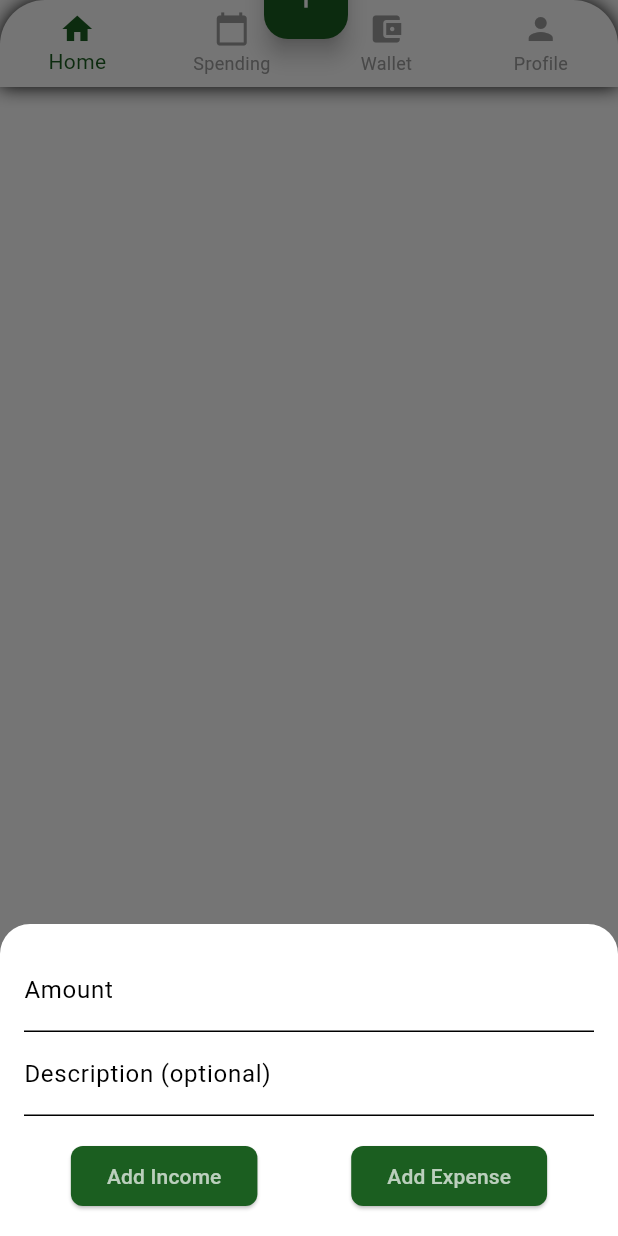
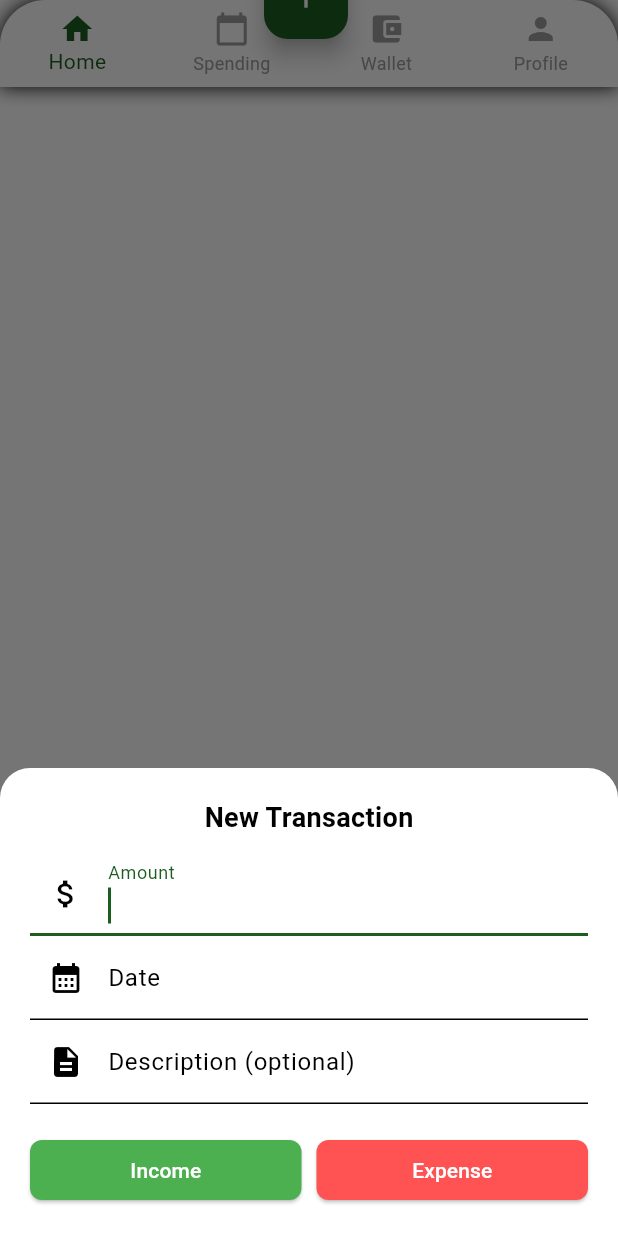
Before and after one commit to jnarvaez06/Zent, a Flutter app: the NavBar widget shown alone on an empty page, opened directly with empty values, after a tap on the "add" icon, on a phone screen of 412 x 824 dp. Run offline on Flutter 3.47's test engine with Material 3 defaults, Android fonts, the phone set to English and light mode, and no system bars; our stand-ins replace bloc, cloud_firestore, firebase_auth, firebase_core, fl_chart, flutter_bloc and 1 more; accounts and stored records are empty.

Commit message:
Ajuste autofocus del formulario de addTransaction y adicion de campo Fecha

```diff
--- a/lib/widgets/nav_bar.dart
+++ b/lib/widgets/nav_bar.dart
@@ -1,8 +1,8 @@
+import 'package:cloud_firestore/cloud_firestore.dart';
 import 'package:firebase_auth/firebase_auth.dart';
 import 'package:flutter/material.dart';
 import 'package:flutter_bloc/flutter_bloc.dart';
 import 'package:personal_finances/app_theme.dart';
-import 'package:personal_finances/blocs/auth/auth_bloc.dart';
 import 'package:personal_finances/models/income_expense_model.dart';
 import 'package:personal_finances/blocs/income_expense/income_expense_bloc.dart';
 import 'package:personal_finances/blocs/income_expense/income_expense_event.dart';
@@ -45,27 +45,15 @@ class NavBar extends StatelessWidget {
             backgroundColor: Colors.transparent,
             elevation: 0,
             items: const [
-              BottomNavigationBarItem(
-                icon: Icon(Icons.home),
-                label: 'Home',
-              ),
-              BottomNavigationBarItem(
-                icon: Icon(Icons.calendar_today),
-                label: 'Spending',
-              ),
-              BottomNavigationBarItem(
-                icon: Icon(Icons.account_balance_wallet),
-                label: 'Wallet',
-              ),
-              BottomNavigationBarItem(
-                icon: Icon(Icons.person),
-                label: 'Profile',
-              ),
+              BottomNavigationBarItem(icon: Icon(Icons.home), label: 'Home'),
+              BottomNavigationBarItem(icon: Icon(Icons.calendar_today), label: 'Spending'),
+              BottomNavigationBarItem(icon: Icon(Icons.account_balance_wallet), label: 'Wallet'),
+              BottomNavigationBarItem(icon: Icon(Icons.person), label: 'Profile'),
             ],
           ),
         ),
 
-        // Botón flotante en el centro
+        // Botón flotante
         Positioned(
           top: -30,
           left: MediaQuery.of(context).size.width / 2 - 30,
@@ -74,88 +62,167 @@ class NavBar extends StatelessWidget {
             onPressed: () {
               showModalBottomSheet(
                 context: context,
+                isScrollControlled: true, // Permite que el modal suba con el teclado
                 shape: const RoundedRectangleBorder(
                   borderRadius: BorderRadius.vertical(top: Radius.circular(20)),
                 ),
-                builder: (context) {
-                  final TextEditingController amountController = TextEditingController();
-                  final TextEditingController descriptionController = TextEditingController();
-
-                  return Padding(
-                    padding: const EdgeInsets.all(16.0),
-                    child: Column(
-                      mainAxisSize: MainAxisSize.min,
-                      children: [
-                        TextField(
-                          controller: amountController,
-                          keyboardType: TextInputType.number,
-                          decoration: const InputDecoration(labelText: 'Amount'),
-                        ),
-                        TextField(
-                          controller: descriptionController,
-                          decoration: const InputDecoration(labelText: 'Description (optional)'),
-                        ),
-                        const SizedBox(height: 16),
-                        Row(
-                          mainAxisAlignment: MainAxisAlignment.spaceAround,
-                          children: [
-                            ElevatedButton(
-                              onPressed: () {
-                                _addTransaction(
-                                  context,
-                                  amountController.text,
-                                  descriptionController.text,
-                                  'income',
-                                );
-                              },
-                              child: const Text('Add Income', style: TextStyle(color: Colors.white70),),
-                            ),
-                            ElevatedButton(
-                              onPressed: () {
-                                _addTransaction(
-                                  context,
-                                  amountController.text,
-                                  descriptionController.text,
-                                  'expense',
-                                );
-                              },
-                              child: const Text('Add Expense', style: TextStyle(color: Colors.white70)),
-                            ),
-                          ],
-                        ),
-                      ],
-                    ),
-                  );
-                },
+                builder: (context) => const _TransactionFormModal(),
               );
             },
-            child: const Icon(Icons.add),
+            child: const Icon(Icons.add, color: Colors.white),
           ),
         ),
       ],
     );
   }
+}
 
-  void _addTransaction(BuildContext context, String amount, String description, String type) {
+// Widget interno Stateful para manejar el formulario sin perder el foco
+class _TransactionFormModal extends StatefulWidget {
+  const _TransactionFormModal();
+
+  @override
+  State<_TransactionFormModal> createState() => _TransactionFormModalState();
+}
+
+class _TransactionFormModalState extends State<_TransactionFormModal> {
+  final TextEditingController amountController = TextEditingController();
+  final TextEditingController descriptionController = TextEditingController();
+  final TextEditingController dateController = TextEditingController();
+
+  @override
+  void dispose() {
+    amountController.dispose();
+    descriptionController.dispose();
+    dateController.dispose();
+    super.dispose();
+  }
+
+  void _addTransaction(String amount, String description, String date, String type) {
     final parsedAmount = double.tryParse(amount);
-    final firebase = FirebaseAuth.instance.currentUser;
+    final firebaseUser = FirebaseAuth.instance.currentUser;
+
+    print(date);
+
+    List<String> dateParts = date.split('/');
+    int day = int.parse(dateParts[0]);
+    int month = int.parse(dateParts[1]);
+    int year = int.parse(dateParts[2]);
+    DateTime dateObject = DateTime(year, month, day);
 
     if (parsedAmount == null || parsedAmount <= 0) {
-      ScaffoldMessenger.of(context).showSnackBar(const SnackBar(content: Text('Please enter a valid amount')));
+      ScaffoldMessenger.of(context).showSnackBar(
+        const SnackBar(content: Text('Please enter a valid amount')),
+      );
       return;
     }
 
     final transaction = IncomeExpenseModel(
       amount: parsedAmount,
       description: description.isEmpty ? 'no description' : description,
-      date: DateTime.now(),
+      date: dateObject,
       type: type,
-      user: firebase!.uid,
+      user: firebaseUser!.uid,
     );
 
+    // Accedemos al Bloc y enviamos el evento
     context.read<IncomeExpenseBloc>().add(AddTransaction(transaction));
 
     Navigator.of(context).pop();
-    ScaffoldMessenger.of(context).showSnackBar(const SnackBar(content: Text('Transaction added successfully')));
+    ScaffoldMessenger.of(context).showSnackBar(
+      const SnackBar(content: Text('Transaction added successfully')),
+    );
+  }
+
+  @override
+  Widget build(BuildContext context) {
+    return Padding(
+      padding: EdgeInsets.only(
+        bottom: MediaQuery.of(context).viewInsets.bottom,
+      ),
+      child: SingleChildScrollView(
+        child: Padding(
+          padding: const EdgeInsets.all(20.0),
+          child: Column(
+            mainAxisSize: MainAxisSize.min,
+            children: [
+              const Text(
+                'New Transaction',
+                style: TextStyle(fontSize: 18, fontWeight: FontWeight.bold),
+              ),
+              const SizedBox(height: 10),
+              TextField(
+                controller: amountController,
+                keyboardType: const TextInputType.numberWithOptions(decimal: true),
+                autofocus: true, // El foco se mantiene aquí al abrirse
+                decoration: const InputDecoration(
+                  labelText: 'Amount',
+                  prefixIcon: Icon(Icons.attach_money),
+                ),
+              ),
+              TextField(
+                controller: dateController,
+                readOnly: true, // Evita que se abra el teclado físico
+                decoration: InputDecoration(
+                  labelText: 'Date',
+                  prefixIcon: Icon(Icons.calendar_month),
+                ),
+                onTap: () async {
+                  DateTime? pickedDate = await showDatePicker(
+                    context: context,
+                    initialDate: DateTime.now(),
+                    firstDate: DateTime(2000), // Fecha mínima
+                    lastDate: DateTime(2101), // Fecha máxima
+                  );
+
+                  if (pickedDate != null) {
+                    setState(() {
+                      dateController.text = "${pickedDate.day}/${pickedDate.month}/${pickedDate.year}";
+                    });
+                  }
+                },
+              ),
+              TextField(
+                controller: descriptionController,
+                decoration: const InputDecoration(
+                  labelText: 'Description (optional)',
+                  prefixIcon: Icon(Icons.description),
+                ),
+              ),
+              const SizedBox(height: 20),
+              Row(
+                children: [
+                  Expanded(
+                    child: ElevatedButton(
+                      style: ElevatedButton.styleFrom(backgroundColor: Colors.green),
+                      onPressed: () => _addTransaction(
+                        amountController.text,
+                        descriptionController.text,
+                        dateController.text,
+                        'income',
+                      ),
+                      child: const Text('Income', style: TextStyle(color: Colors.white)),
+                    ),
+                  ),
+                  const SizedBox(width: 10),
+                  Expanded(
+                    child: ElevatedButton(
+                      style: ElevatedButton.styleFrom(backgroundColor: Colors.redAccent),
+                      onPressed: () => _addTransaction(
+                        amountController.text,
+                        descriptionController.text,
+                        dateController.text,
+                        'expense',
+                      ),
+                      child: const Text('Expense', style: TextStyle(color: Colors.white)),
+                    ),
+                  ),
+                ],
+              ),
+            ],
+          ),
+        ),
+      ),
+    );
   }
 }
```
